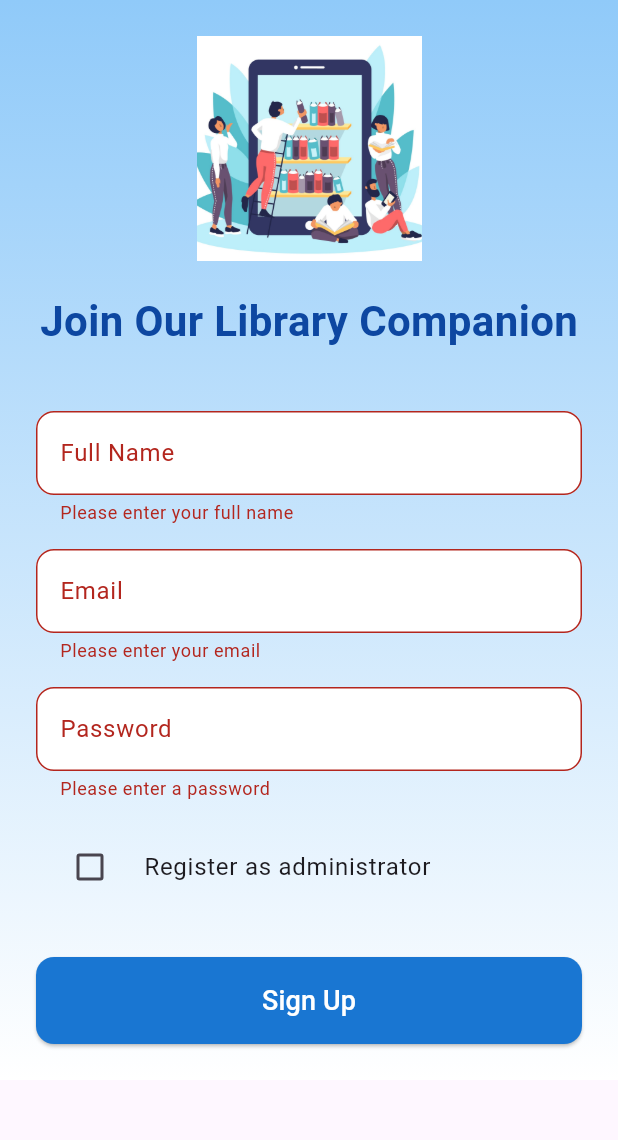
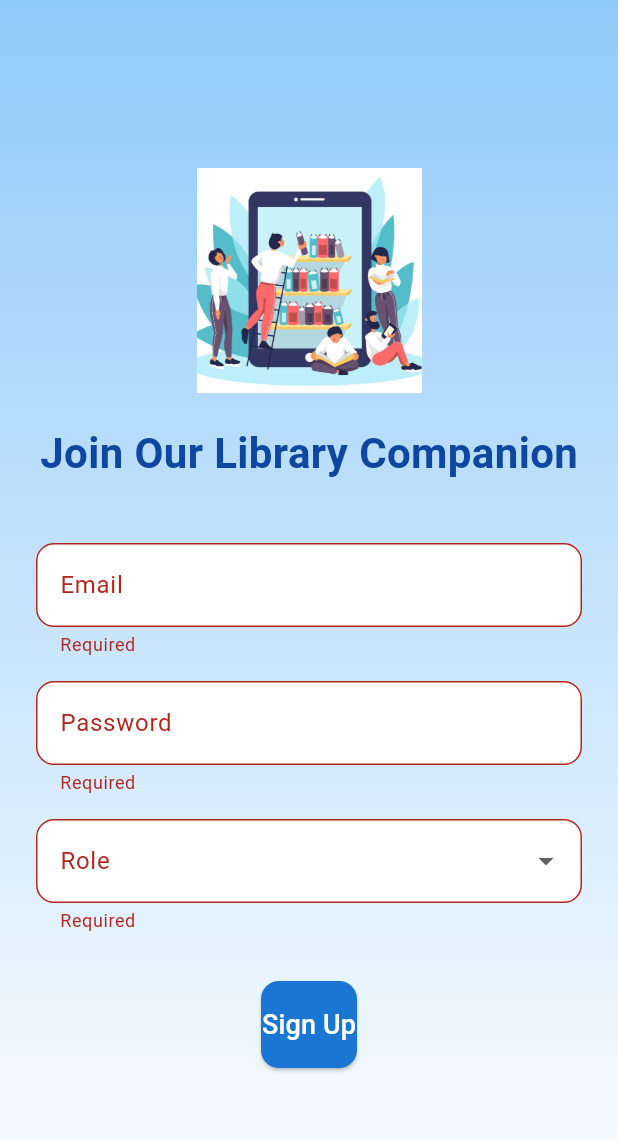
Before and after one commit to bsc-com-12-19/Library-Companion, a Flutter app: the SignupScreen screen opened directly, after a tap on "Sign Up", on a phone screen of 412 x 824 dp. Shown: the top 1140 px of the screen. Run offline on Flutter 3.47's test engine with Material 3 defaults, Android fonts, the light colour scheme and no system bars; our stand-ins replace supabase_flutter; accounts and stored records are empty.

Commit message:
returned some files to their previous versions

```diff
--- a/library_companion/lib/signup_screen.dart
+++ b/library_companion/lib/signup_screen.dart
@@ -2,118 +2,36 @@ import 'package:flutter/material.dart';
 import 'package:supabase_flutter/supabase_flutter.dart';
 
 class SignupScreen extends StatefulWidget {
-  const SignupScreen({Key? key}) : super(key: key);
-
   @override
-  State<SignupScreen> createState() => _SignupScreenState();
+  _SignupScreenState createState() => _SignupScreenState();
 }
 
 class _SignupScreenState extends State<SignupScreen> with SingleTickerProviderStateMixin {
   final _formKey = GlobalKey<FormState>();
-  final _fullNameController = TextEditingController();
-  final _emailController = TextEditingController();
-  final _passwordController = TextEditingController();
-  bool _isAdmin = false;
-  bool _isLoading = false;
-  late final AnimationController _animationController;
-  late final Animation<double> _opacityAnimation;
-  final _supabase = Supabase.instance.client;
+  final emailController = TextEditingController();
+  final passwordController = TextEditingController();
+  String? selectedRole;
+  late AnimationController _controller;
+  late Animation<double> _opacity;
 
   @override
   void initState() {
     super.initState();
-    _animationController = AnimationController(
+    _controller = AnimationController(
       vsync: this,
       duration: const Duration(milliseconds: 800),
     )..forward();
-    _opacityAnimation = CurvedAnimation(
-      parent: _animationController,
+
+    _opacity = CurvedAnimation(
+      parent: _controller,
       curve: Curves.easeInOut,
     );
   }
 
   @override
   void dispose() {
-    _fullNameController.dispose();
-    _emailController.dispose();
-    _passwordController.dispose();
-    _animationController.dispose();
+    _controller.dispose();
     super.dispose();
-  }
-
-  Future<void> _handleSignUp() async {
-    if (!(_formKey.currentState?.validate() ?? false)) return;
-    if (_isLoading) return;
-
-    setState(() => _isLoading = true);
-
-    try {
-      final email = _emailController.text.trim();
-      final password = _passwordController.text.trim();
-      final fullName = _fullNameController.text.trim();
-
-      // 1. Create auth user
-      final authResponse = await _supabase.auth.signUp(
-        email: email,
-        password: password,
-        data: {
-          'full_name': fullName,
-          'isAdmin': _isAdmin,
-        },
-      );
-
-      if (authResponse.user?.id == null) {
-        throw Exception('User creation failed - no user ID returned');
-      }
-
-      // 2. Verify user record was created in public.users
-      await _verifyUserRecord(authResponse.user!.id);
-
-      if (!mounted) return;
-      _showSuccessMessage();
-    } on AuthException catch (e) {
-      if (!mounted) return;
-      _showErrorMessage('Authentication error: ${e.message}');
-    } catch (e) {
-      if (!mounted) return;
-      _showErrorMessage('Error: ${e.toString()}');
-    } finally {
-      if (mounted) setState(() => _isLoading = false);
-    }
-  }
-
-  Future<void> _verifyUserRecord(String userId) async {
-    // Wait briefly for the trigger to execute
-    await Future.delayed(const Duration(seconds: 1));
-
-    final response = await _supabase
-        .from('users')
-        .select()
-        .eq('id', userId)
-        .maybeSingle();
-
-    if (response == null) {
-      throw Exception('User record not found in database');
-    }
-  }
-
-  void _showSuccessMessage() {
-    ScaffoldMessenger.of(context).showSnackBar(
-      const SnackBar(
-        content: Text('Account created successfully!'),
-        backgroundColor: Colors.green,
-      ),
-    );
-    Navigator.of(context).pop();
-  }
-
-  void _showErrorMessage(String message) {
-    ScaffoldMessenger.of(context).showSnackBar(
-      SnackBar(
-        content: Text(message),
-        backgroundColor: Colors.red,
-      ),
-    );
   }
 
   @override
@@ -132,12 +50,12 @@ class _SignupScreenState extends State<SignupScreen> with SingleTickerProviderSt
         ),
         child: Padding(
           padding: const EdgeInsets.all(24.0),
-          child: SingleChildScrollView(
           child: Column(
             mainAxisAlignment: MainAxisAlignment.center,
             children: [
+              // Library logo with animation
               FadeTransition(
-                  opacity: _opacityAnimation,
+                opacity: _opacity,
                 child: Image.asset(
                   'assets/images/library.jpg',
                   height: 150,
@@ -146,8 +64,9 @@ class _SignupScreenState extends State<SignupScreen> with SingleTickerProviderSt
                 ),
               ),
               const SizedBox(height: 20),
+              // Title with animation
               FadeTransition(
-                  opacity: _opacityAnimation,
+                opacity: _opacity,
                 child: Text(
                   'Join Our Library Companion',
                   style: TextStyle(
@@ -158,33 +77,15 @@ class _SignupScreenState extends State<SignupScreen> with SingleTickerProviderSt
                 ),
               ),
               const SizedBox(height: 40),
+              // Form with animation
               FadeTransition(
-                  opacity: _opacityAnimation,
+                opacity: _opacity,
                 child: Form(
                   key: _formKey,
                   child: Column(
                     children: [
                       TextFormField(
-                          controller: _fullNameController,
-                          decoration: InputDecoration(
-                            labelText: 'Full Name',
-                            filled: true,
-                            fillColor: Colors.white,
-                            border: OutlineInputBorder(
-                              borderRadius: BorderRadius.circular(12),
-                            ),
-                          ),
-                          validator: (value) {
-                            if (value == null || value.isEmpty) {
-                              return 'Please enter your full name';
-                            }
-                            return null;
-                          },
-                        ),
-                        const SizedBox(height: 16),
-                        TextFormField(
-                          controller: _emailController,
-                          keyboardType: TextInputType.emailAddress,
+                        controller: emailController,
                         decoration: InputDecoration(
                           labelText: 'Email',
                           filled: true,
@@ -193,19 +94,11 @@ class _SignupScreenState extends State<SignupScreen> with SingleTickerProviderSt
                             borderRadius: BorderRadius.circular(12),
                           ),
                         ),
-                          validator: (value) {
-                            if (value == null || value.isEmpty) {
-                              return 'Please enter your email';
-                            }
-                            if (!RegExp(r'^[^@]+@[^@]+\.[^@]+').hasMatch(value)) {
-                              return 'Please enter a valid email';
-                            }
-                            return null;
-                          },
+                        validator: (value) => value!.isEmpty ? 'Required' : null,
                       ),
                       const SizedBox(height: 16),
                       TextFormField(
-                          controller: _passwordController,
+                        controller: passwordController,
                         obscureText: true,
                         decoration: InputDecoration(
                           labelText: 'Password',
@@ -215,53 +108,91 @@ class _SignupScreenState extends State<SignupScreen> with SingleTickerProviderSt
                             borderRadius: BorderRadius.circular(12),
                           ),
                         ),
-                          validator: (value) {
-                            if (value == null || value.isEmpty) {
-                              return 'Please enter a password';
-                            }
-                            if (value.length < 6) {
-                              return 'Password must be at least 6 characters';
-                            }
-                            return null;
-                          },
+                        validator: (value) => value!.isEmpty ? 'Required' : null,
                       ),
                       const SizedBox(height: 16),
-                        CheckboxListTile(
-                          title: const Text('Register as administrator'),
-                          value: _isAdmin,
-                          onChanged: _isLoading
-                              ? null
-                              : (value) => setState(() => _isAdmin = value ?? false),
-                          controlAffinity: ListTileControlAffinity.leading,
+                      DropdownButtonFormField<String>(
+                        value: selectedRole,
+                        items: ['Student', 'Library Manager'].map((role) {
+                          return DropdownMenuItem(
+                            value: role,
+                            child: Text(role),
+                          );
+                        }).toList(),
+                        onChanged: (value) => setState(() => selectedRole = value),
+                        decoration: InputDecoration(
+                          labelText: 'Role',
+                          filled: true,
+                          fillColor: Colors.white,
+                          border: OutlineInputBorder(
+                            borderRadius: BorderRadius.circular(12),
+                          ),
+                        ),
+                        validator: (value) => value == null ? 'Required' : null,
                       ),
                       const SizedBox(height: 32),
-                        SizedBox(
-                          width: double.infinity,
-                          child: ElevatedButton(
+                      ElevatedButton(
                         style: ElevatedButton.styleFrom(
-                              padding: const EdgeInsets.symmetric(vertical: 16),
-                              backgroundColor: Colors.blue.shade700,
+                          padding: const EdgeInsets.symmetric(vertical: 16), backgroundColor: Colors.blue.shade700,
                           shape: RoundedRectangleBorder(
                             borderRadius: BorderRadius.circular(12),
                           ),
                         ),
-                            onPressed: _isLoading ? null : _handleSignUp,
-                            child: _isLoading
-                                ? const SizedBox(
-                                    width: 24,
-                                    height: 24,
-                                    child: CircularProgressIndicator(
-                                      color: Colors.white,
-                                      strokeWidth: 3,
+                        onPressed: () async {
+                          if (_formKey.currentState!.validate()) {
+                            // Show loading dialog
+                            showDialog(
+                              context: context,
+                              barrierDismissible: false,
+                              builder: (context) => const Center(
+                                child: CircularProgressIndicator.adaptive(),
                               ),
-                                  )
-                                : const Text(
+                            );
+
+                            try {
+                              await Supabase.instance.client.auth.signUp(
+                                email: emailController.text,
+                                password: passwordController.text,
+                                data: {'role': selectedRole},
+                              );
+
+                              // Dismiss loading dialog
+                              Navigator.of(context).pop();
+
+                              // Show success alert
+                              await showDialog(
+                                context: context,
+                                builder: (context) => AlertDialog(
+                                  title: const Text('Success!'),
+                                  content: const Text('Your account has been created'),
+                                  actions: [
+                                    TextButton(
+                                      onPressed: () => Navigator.of(context).pop(),
+                                      child: const Text('OK'),
+                                    ),
+                                  ],
+                                ),
+                              );
+
+                              // Navigate back to login
+                              Navigator.of(context).pop();
+
+                            } on AuthException catch (e) {
+                              Navigator.of(context).pop();
+                              ScaffoldMessenger.of(context).showSnackBar(
+                                SnackBar(content: Text(e.message)),
+                              );
+                            } catch (e) {
+                              Navigator.of(context).pop();
+                              ScaffoldMessenger.of(context).showSnackBar(
+                                const SnackBar(content: Text('An error occurred')),
+                              );
+                            }
+                          }
+                        },
+                        child: const Text(
                           'Sign Up',
-                                    style: TextStyle(
-                                      color: Colors.white,
-                                      fontSize: 18,
-                                    ),
-                                  ),
+                          style: TextStyle(color: Colors.white, fontSize: 18),
                         ),
                       ),
                     ],
@@ -272,7 +203,6 @@ class _SignupScreenState extends State<SignupScreen> with SingleTickerProviderSt
           ),
         ),
       ),
-      ),
     );
   }
 }
```
Lines whose indentation alone changed are shown as unchanged.
